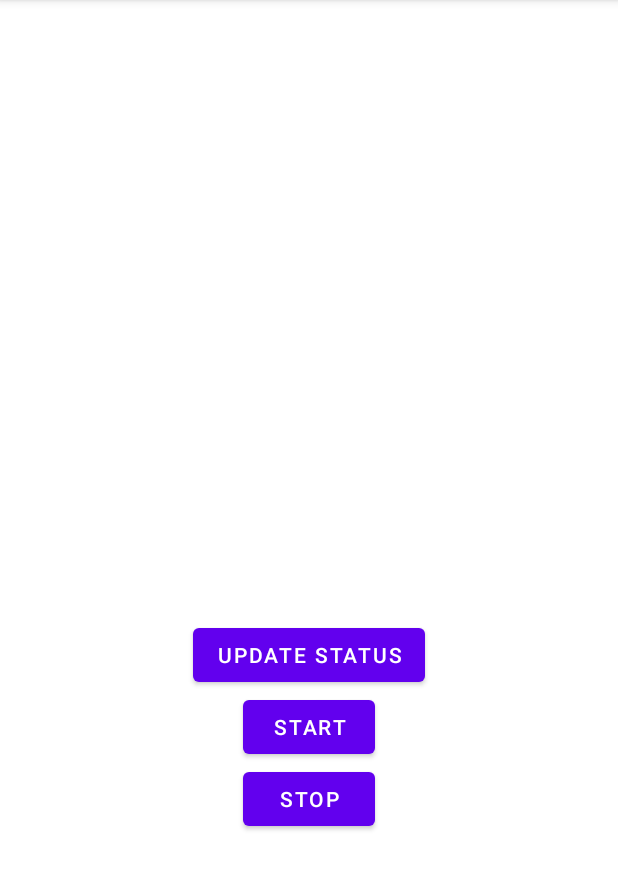
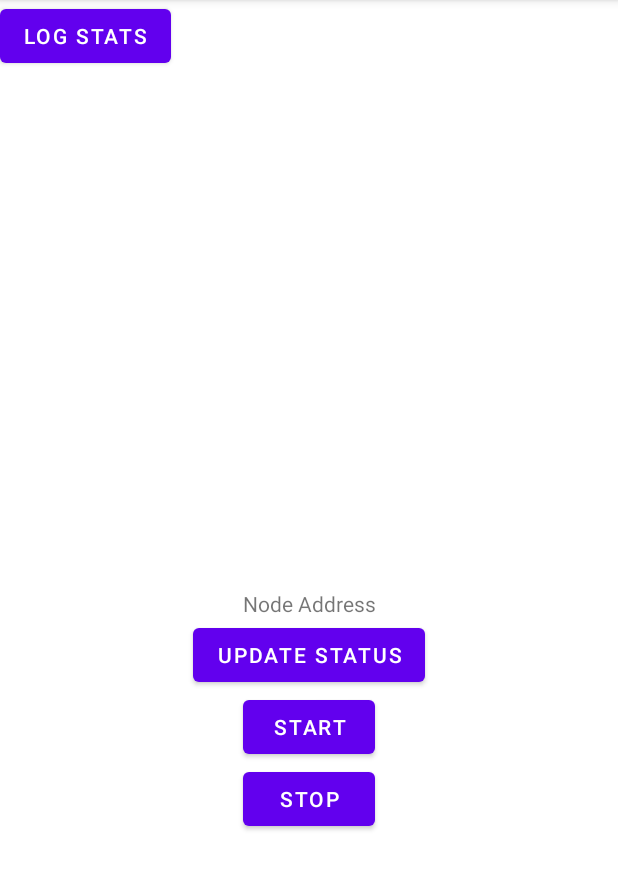
Before and after one commit to datahop/datahop-android-demo, an Android app: the screen it shows after launch (MainActivity), on a phone screen of 412 x 824 dp, the part 84-974 px from its top. Run offline under Robolectric (Android 15) with nearby library versions, the phone set to English and light mode, and no system bars; libraries missing offline, so code that uses them is left out: network.datahop.blediscovery, network.datahop.wifidirect; 6 statements that could not run were skipped.

Commit message:
connection happening

```diff
--- a/app/src/main/java/network/datahop/datahopdemo/MainActivity.java
+++ b/app/src/main/java/network/datahop/datahopdemo/MainActivity.java
@@ -4,8 +4,11 @@ import androidx.appcompat.app.AppCompatActivity;
 
 import android.os.Bundle;
 import android.util.Log;
+import android.view.View;
+import android.widget.Button;
 import android.widget.TextView;
 
+import java.nio.charset.Charset;
 import java.util.ArrayList;
 
 import datahop.Datahop;
@@ -69,12 +72,31 @@ public class MainActivity extends AppCompatActivity implements ConnectionManager
             final TextView textViewID = this.findViewById(R.id.textview_id);
             textViewID.setText(Id);
 
-            String addrs = Datahop.addrs();
-            final TextView textViewAddrs = this.findViewById(R.id.textview_address);
-            textViewAddrs.setText(addrs);
+            final Button button = findViewById(R.id.button);
+            button.setOnClickListener(new View.OnClickListener() {
+                public void onClick(View v) {
+                    Datahop.peers();
+                    Log.d("Online : ", String.valueOf(Datahop.isNodeOnline()));
+                    Log.d("Addrs : ", Datahop.addrs());
+                    Log.d("interface Addrs : ", Datahop.interfaceAddrs());
+                    Log.d("peers : ", Datahop.peers());
+                    try {
+                        Log.d("Size : ", String.valueOf(Datahop.diskUsage()));
+                    } catch (Exception e) {
+                        e.printStackTrace();
+                    }
+                }
+            });
         } catch (Exception e) {
             e.printStackTrace();
         }
+    }
+
+    @Override
+    public void onStop() {
+        super.onStop();
+        Datahop.stop();
+        Datahop.close();
     }
 
     @Override
--- a/app/src/main/res/layout/activity_main.xml
+++ b/app/src/main/res/layout/activity_main.xml
@@ -17,6 +17,14 @@
         app:layout_constraintEnd_toEndOf="parent"
         app:layout_constraintStart_toStartOf="parent"
         app:layout_constraintTop_toTopOf="parent" />
+
+    <Button
+        android:id="@+id/button"
+        android:layout_width="wrap_content"
+        android:layout_height="wrap_content"
+        android:text="Log Stats"
+        tools:layout_editor_absoluteX="124dp"
+        tools:layout_editor_absoluteY="531dp" />
 
     <TextView
         android:id="@+id/textview_address"
```
